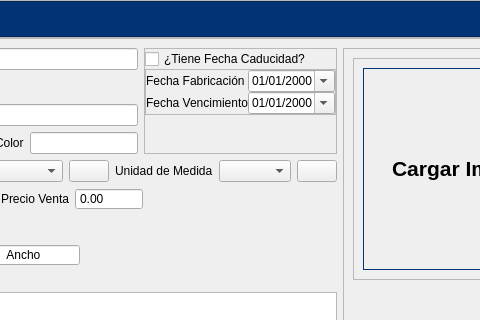
Old version of the form app/View/UserInterfaceUi/UI_AGREGARPRODUCTO.ui in the repository LAngelVp/software-punto-de-venta; both pictures show x 494 to 974 and y 0 to 320 of the 1105 by 544 pixel window.
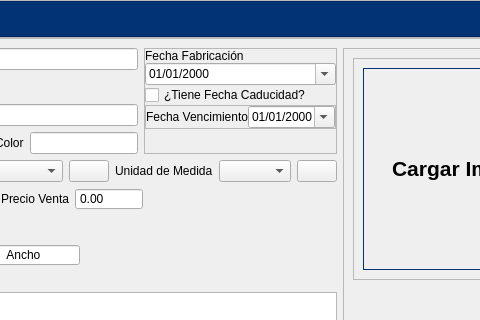
New version of the form. Icons and pictures are not drawn.

```diff
--- a/app/View/UserInterfaceUi/UI_AGREGARPRODUCTO.ui
+++ b/app/View/UserInterfaceUi/UI_AGREGARPRODUCTO.ui
@@ -356,8 +356,8 @@
            <widget class="QWidget" name="contenedor_scroll_formulario">
             <property name="geometry">
              <rect>
-              <x>-222</x>
-              <y>-469</y>
+              <x>-219</x>
+              <y>0</y>
               <width>1306</width>
               <height>953</height>
              </rect>
@@ -411,7 +411,7 @@
                 <property name="spacing">
                  <number>0</number>
                 </property>
-                <item row="1" column="0">
+                <item row="3" column="0">
                  <widget class="QFrame" name="contenedor_contenedorFechaCaducidad">
                   <property name="frameShape">
                    <enum>QFrame::StyledPanel</enum>
@@ -466,36 +466,22 @@
                        </property>
                       </widget>
                      </item>
-                     <item row="0" column="0">
-                      <widget class="QLabel" name="etiqueta_fechaFabricacion">
-                       <property name="text">
-                        <string>Fecha Fabricación</string>
-                       </property>
-                      </widget>
-                     </item>
-                     <item row="0" column="1">
-                      <widget class="QDateEdit" name="fecha_fabricacionProducto">
-                       <property name="displayFormat">
-                        <string>dd/MM/yyyy</string>
-                       </property>
-                       <property name="calendarPopup">
-                        <bool>true</bool>
-                       </property>
-                      </widget>
-                     </item>
                     </layout>
                    </item>
                   </layout>
                  </widget>
                 </item>
-                <item row="0" column="0">
-                 <widget class="QCheckBox" name="opcion_TieneCaducidad">
-                  <property name="text">
-                   <string>¿Tiene Fecha Caducidad?</string>
+                <item row="1" column="0">
+                 <widget class="QDateEdit" name="fecha_fabricacionProducto">
+                  <property name="displayFormat">
+                   <string>dd/MM/yyyy</string>
+                  </property>
+                  <property name="calendarPopup">
+                   <bool>true</bool>
                   </property>
                  </widget>
                 </item>
-                <item row="2" column="0">
+                <item row="4" column="0">
                  <spacer name="verticalSpacer_3">
                   <property name="orientation">
                    <enum>Qt::Vertical</enum>
@@ -508,6 +494,20 @@
                   </property>
                  </spacer>
                 </item>
+                <item row="2" column="0">
+                 <widget class="QCheckBox" name="opcion_TieneCaducidad">
+                  <property name="text">
+                   <string>¿Tiene Fecha Caducidad?</string>
+                  </property>
+                 </widget>
+                </item>
+                <item row="0" column="0">
+                 <widget class="QLabel" name="etiqueta_fechaFabricacion">
+                  <property name="text">
+                   <string>Fecha Fabricación</string>
+                  </property>
+                 </widget>
+                </item>
                </layout>
               </widget>
              </item>
```
